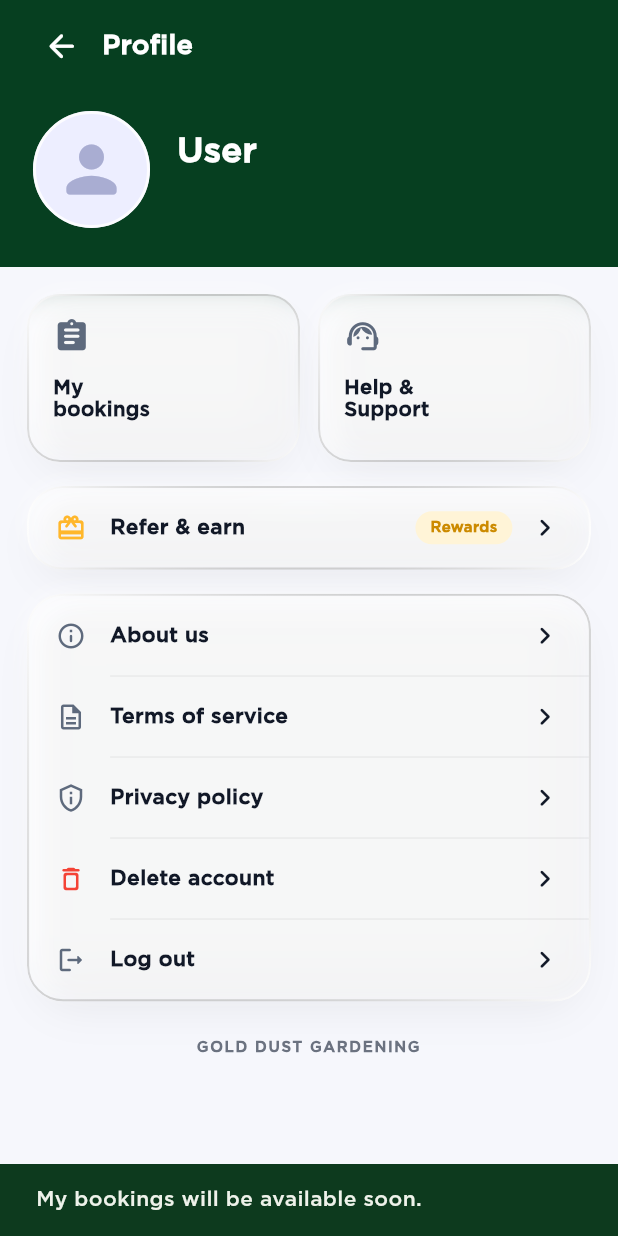
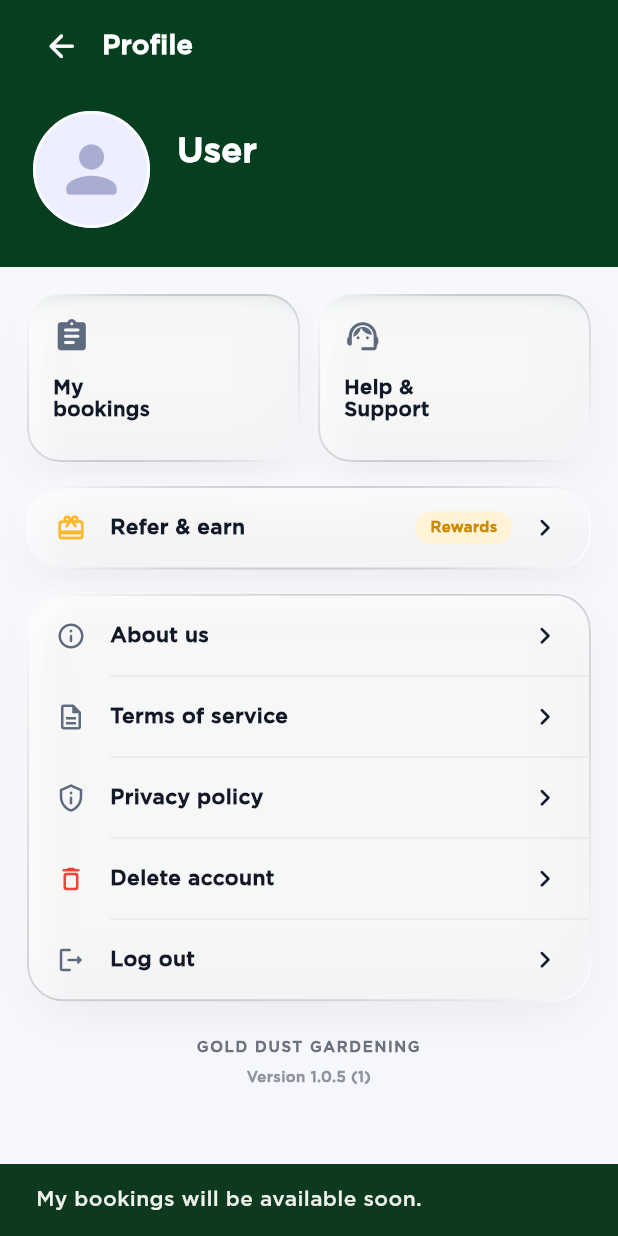
Before and after one commit to blipapp123-tech/golddust-home-app, a Flutter app: the ProfileScreen screen opened directly with empty values, after a tap on an icon or button, on a phone screen of 412 x 824 dp. Run offline on Flutter 3.47's test engine with Material 3 defaults, Android fonts, the phone set to English and light mode, and no system bars; our stand-ins replace firebase_analytics, firebase_auth, firebase_core, geocoding, geolocator, get and 6 more; missing offline and left inert: app_tracking_transparency, onesignal_flutter, sendotp_flutter_sdk, zoho_payments_flutter_sdk; accounts and stored records are empty; network calls fail.

Commit message:
Update home app changes

```diff
--- a/lib/views/profile_screen.dart
+++ b/lib/views/profile_screen.dart
@@ -9,6 +9,7 @@ import '../app/app_text_styles.dart';
 import '../services/booking_service.dart';
 import '../widgets/liquid_glass_instruction_card.dart';
 import 'terms_of_service_screen.dart';
+import 'package:package_info_plus/package_info_plus.dart';
 
 class ProfileScreen extends StatefulWidget {
   final String userId;
@@ -42,11 +43,13 @@ class _ProfileScreenState extends State<ProfileScreen> {
 
   String _userName = 'User';
   String _phoneNumber = '';
+  String _appVersionText = '';
 
   @override
   void initState() {
     super.initState();
     _loadProfileData();
+    _loadAppVersion();
   }
 
   Future<void> _loadProfileData() async {
@@ -101,6 +104,21 @@ class _ProfileScreenState extends State<ProfileScreen> {
         _userName = 'User';
         _isLoading = false;
       });
+    }
+  }
+
+  Future<void> _loadAppVersion() async {
+    try {
+      final packageInfo = await PackageInfo.fromPlatform();
+
+      if (!mounted) return;
+
+      setState(() {
+        _appVersionText =
+        'Version ${packageInfo.version} (${packageInfo.buildNumber})';
+      });
+    } catch (e) {
+      debugPrint('❌ App version load error: $e');
     }
   }
 
@@ -392,6 +410,8 @@ class _ProfileScreenState extends State<ProfileScreen> {
                   ],
                 ),
                 const SizedBox(height: 24),
+                Column(
+                  children: [
                     Text(
                       'GOLD DUST GARDENING',
                       textAlign: TextAlign.center,
@@ -401,6 +421,20 @@ class _ProfileScreenState extends State<ProfileScreen> {
                         fontWeight: FontWeight.w800,
                         color: AppColors.textSecondary,
                       ),
+                    ),
+                    if (_appVersionText.isNotEmpty) ...[
+                      const SizedBox(height: 6),
+                      Text(
+                        _appVersionText,
+                        textAlign: TextAlign.center,
+                        style: AppTextStyles.caption.copyWith(
+                          fontSize: 10,
+                          fontWeight: FontWeight.w600,
+                          color: AppColors.textSecondary.withOpacity(0.75),
+                        ),
+                      ),
+                    ],
+                  ],
                 ),
               ],
             ),
--- a/pubspec.yaml
+++ b/pubspec.yaml
@@ -27,7 +27,7 @@ dependencies:
   shared_preferences: ^2.2.3
   zoho_payments_flutter_sdk: ^1.0.0
   url_launcher: ^6.3.1
-  share_plus:
+  share_plus: 12.0.2
   http:
   google_maps_flutter: ^2.10.0
   gradient_borders: ^1.0.1
@@ -39,6 +39,7 @@ dependencies:
 
   sendotp_flutter_sdk:
   onesignal_flutter: ^5.6.0
+  package_info_plus: 9.0.1
 
 dev_dependencies:
   flutter_test:
```
Also changed, not shown: lib/views/add_products_for_next_visit_screen.dart (+40 -0 lines), lib/views/cart_screen.dart (+75 -1 lines), pubspec.lock, 2 other files. Lines whose indentation alone changed are shown as unchanged.
